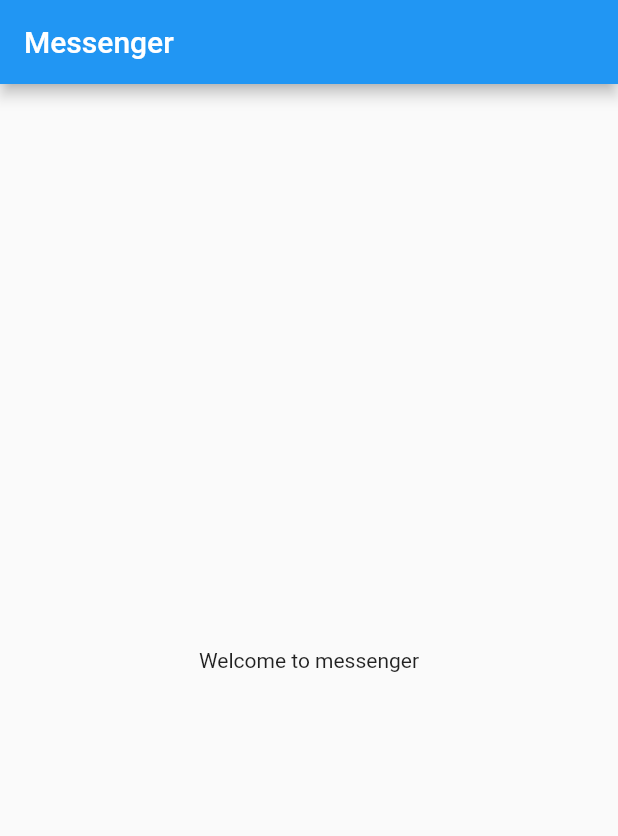
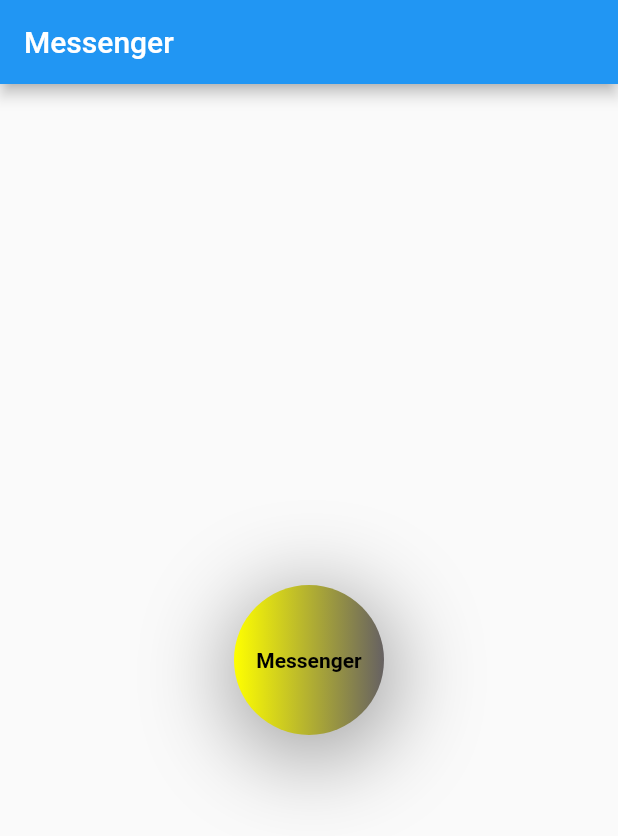
Before and after one commit to karkiayush/FlutterAppdev, a Flutter app: the screen it shows after launch, on a phone screen of 412 x 824 dp. Shown: the top 836 px of the screen. Run offline on Flutter 3.47's test engine with Material 2 defaults, Android fonts, the phone set to English and light mode, and no system bars.

Commit message:
chapter 2 completed & learned about container and text

```diff
--- a/lib/main.dart
+++ b/lib/main.dart
@@ -12,9 +12,35 @@ class Homepage extends StatelessWidget {
   @override
   Widget build(BuildContext context) {
     return Scaffold(
-      appBar: AppBar(title: Text("Messenger")),
-      body: Container(
-        child: Center(child: Text("Welcome to messenger")),
+      appBar: AppBar(title: const Text("Messenger")),
+      body: Center(
+        child: Container(
+          alignment: Alignment.center,
+          padding: const EdgeInsets.all(14),
+          // color: Colors.greenAccent,
+          width: 100,
+          height: 100,
+          decoration: const BoxDecoration(
+            color: Colors.greenAccent,
+            boxShadow: [
+              BoxShadow(
+                  color: Colors.grey,
+                  blurRadius: 50,
+                  spreadRadius: 6,
+                  offset: Offset(2.0, 10.0))
+            ],
+            gradient: LinearGradient(colors: [
+              Colors.yellowAccent,
+              Color.fromARGB(255, 102, 97, 98)
+            ]),
+            shape: BoxShape.circle,
+          ),
+
+          child: const Text(
+            "Messenger",
+            style: TextStyle(color: Colors.black, fontWeight: FontWeight.bold),
+          ),
+        ),
       ),
     );
   }
```
